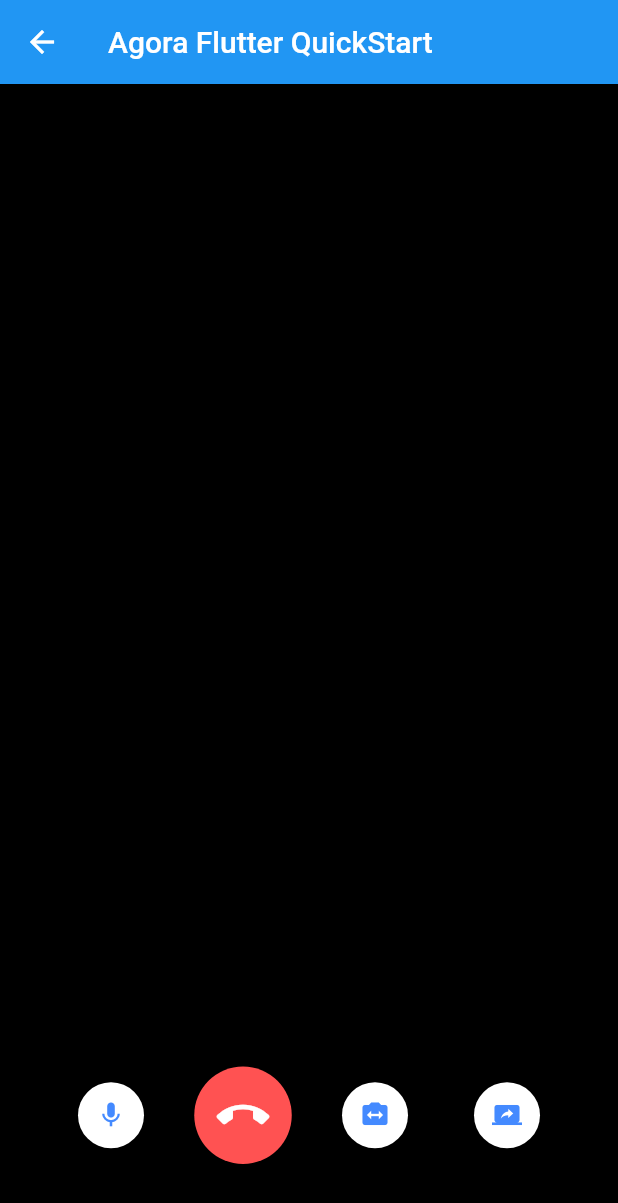
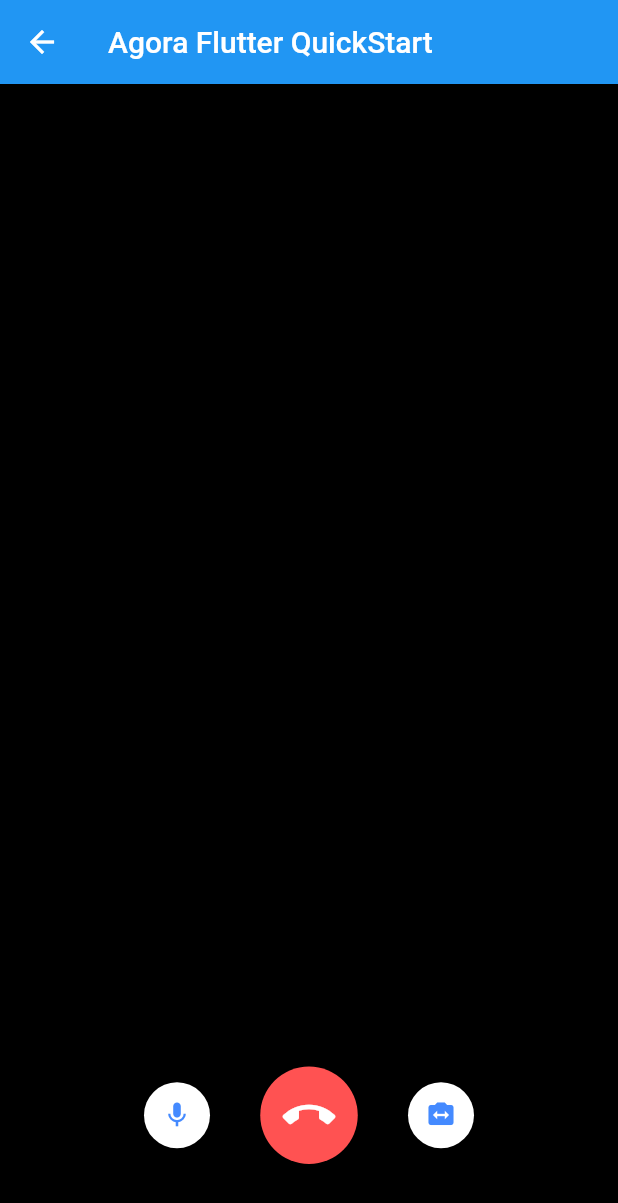
Before and after one commit to bariabhishek/video_call, a Flutter app: the CallPage screen opened directly, on a phone screen of 412 x 824 dp. Shown: the top 1203 px of the screen. Run offline on Flutter 3.47's test engine with Material 2 defaults, Android fonts, the phone set to English and light mode, and no system bars; our stand-ins replace native_screenshot, permission_handler; missing offline and left inert: agora_rtc_engine.

Commit message:
Screenshot added

```diff
--- a/lib/src/pages/call.dart
+++ b/lib/src/pages/call.dart
@@ -24,11 +24,13 @@ class _CallPageState extends State<CallPage> {
   static final _users = <int>[];
   final _infoStrings = <String>[];
   bool muted = false;
+  Timer t;
 
   @override
   void dispose() {
     // clear users
     _users.clear();
+    t.cancel();
     // destroy sdk
     AgoraRtcEngine.leaveChannel();
     AgoraRtcEngine.destroy();
@@ -236,18 +238,7 @@ class _CallPageState extends State<CallPage> {
             fillColor: Colors.white,
             padding: const EdgeInsets.all(12.0),
           ),
-          RawMaterialButton(
-            onPressed: (){_takeSS();},
-            child: Icon(
-              Icons.screen_share,
-              color: Colors.blueAccent,
-              size: 20.0,
-            ),
-            shape: CircleBorder(),
-            elevation: 2.0,
-            fillColor: Colors.white,
-            padding: const EdgeInsets.all(12.0),
-          )
+
         ],
       ),
     );
@@ -343,7 +334,7 @@ class _CallPageState extends State<CallPage> {
     _timmer();
   }
   _timmer(){
-    Future.delayed(const Duration(seconds: 3), () async {
+    t = Timer(Duration(seconds: 3), () {
       _takeSS();
     });
   }
```
